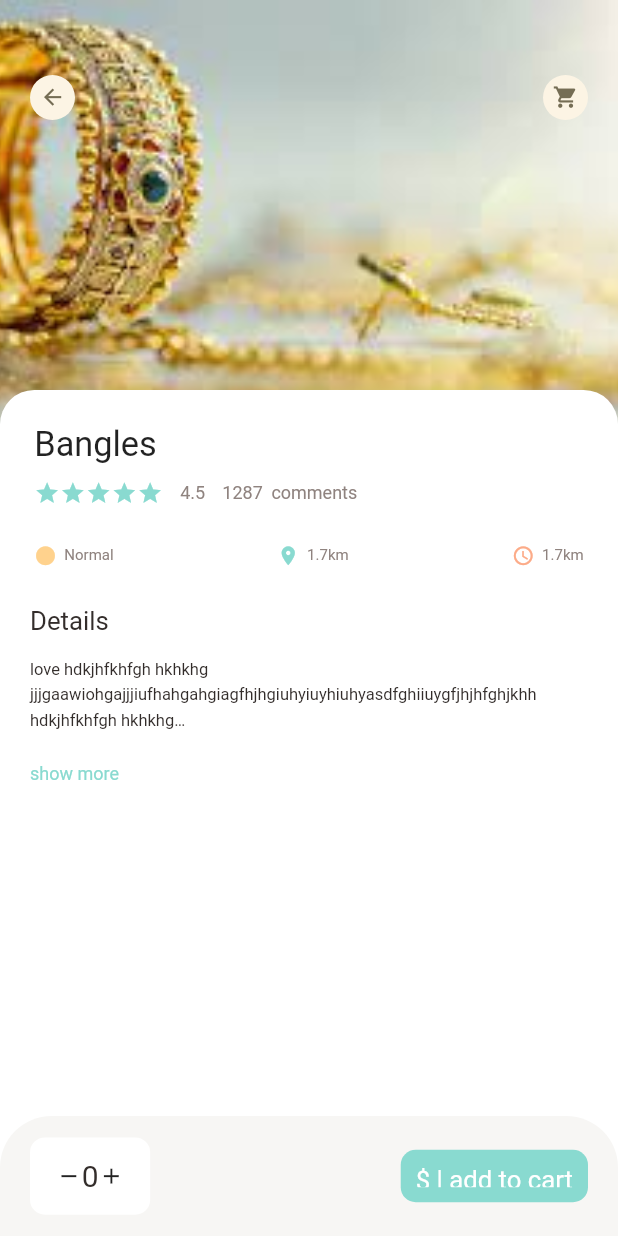
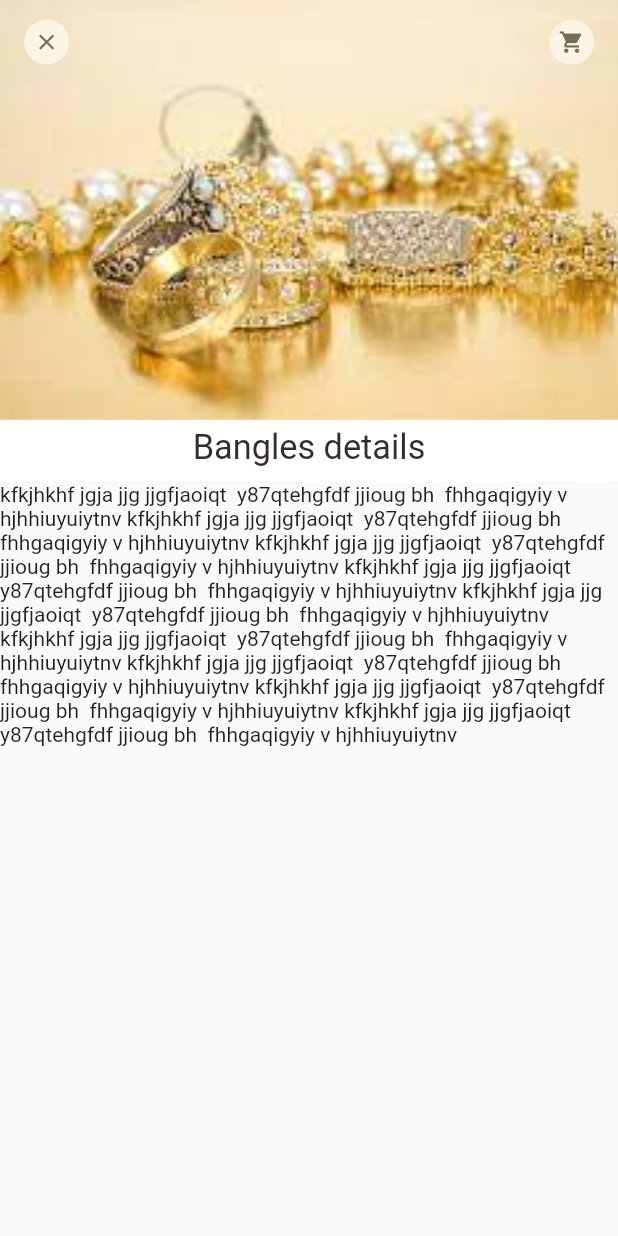
Before and after one commit to shisaj/ecommerce-new, a Flutter app: the screen it shows after launch, on a phone screen of 412 x 824 dp. Run offline on Flutter 3.47's test engine with Material 2 defaults, Android fonts, the light colour scheme and no system bars; drawn by our look-alikes of expandable_text; our stand-ins replace dots_indicator, flutter_screenutil.

Commit message:
slivers added

```diff
--- a/ecommerce_full/lib/main.dart
+++ b/ecommerce_full/lib/main.dart
@@ -1,5 +1,6 @@
 import 'package:ecommerce_full/home_page.dart';
 import 'package:ecommerce_full/pages/food_details.dart';
+import 'package:ecommerce_full/pages/recommended_food_detail.dart';
 import 'package:flutter/material.dart';
 import 'package:flutter_screenutil/flutter_screenutil.dart';
 
@@ -20,7 +21,7 @@ class MyApp extends StatelessWidget {
         theme: ThemeData(
           primarySwatch: Colors.blue,
         ),
-        home: const FoodDetails(),
+        home: const RecommendedFoodDetail(),
       ),
       designSize: const Size(360, 640),
     );
--- /dev/null
+++ b/ecommerce_full/lib/pages/recommended_food_detail.dart
@@ -0,0 +1,61 @@
+import 'package:ecommerce_full/app_fonts.dart';
+import 'package:ecommerce_full/bigtext.dart';
+import 'package:ecommerce_full/circle_icon_widget.dart';
+import 'package:flutter/material.dart';
+import 'package:flutter_screenutil/flutter_screenutil.dart';
+
+class RecommendedFoodDetail extends StatelessWidget {
+  const RecommendedFoodDetail({Key? key}) : super(key: key);
+
+  @override
+  Widget build(BuildContext context) {
+    return SafeArea(
+      child: Scaffold(
+        body: CustomScrollView(
+          physics: const BouncingScrollPhysics(
+              parent: AlwaysScrollableScrollPhysics()),
+          slivers: [
+            SliverAppBar(
+              title: Row(
+                mainAxisAlignment: MainAxisAlignment.spaceBetween,
+                children: [
+                  CircleIcon(icon: Icons.clear),
+                  CircleIcon(icon: Icons.shopping_cart)
+                ],
+              ),
+              bottom: PreferredSize(
+                preferredSize: const Size.fromHeight(20),
+                child: Container(
+                  padding: const EdgeInsets.only(top: 5, bottom: 10),
+                  width: double.maxFinite,
+                  color: Colors.white,
+                  child: Center(
+                    child: BigText(
+                      text: 'Bangles details',
+                      size: 20.sp,
+                    ),
+                  ),
+                ),
+              ),
+              elevation: 10,
+              pinned: true,
+              backgroundColor: Appcolors.yellowColor,
+              expandedHeight: 250.h,
+              flexibleSpace: FlexibleSpaceBar(
+                background: Image.asset(
+                  'assets/images/jewel1.jpg',
+                  width: double.maxFinite,
+                  fit: BoxFit.cover,
+                ),
+              ),
+            ),
+            const SliverToBoxAdapter(
+              child: Text(
+                  'kfkjhkhf jgja jjg jjgfjaoiqt  y87qtehgfdf jjioug bh  fhhgaqigyiy v hjhhiuyuiytnv kfkjhkhf jgja jjg jjgfjaoiqt  y87qtehgfdf jjioug bh  fhhgaqigyiy v hjhhiuyuiytnv kfkjhkhf jgja jjg jjgfjaoiqt  y87qtehgfdf jjioug bh  fhhgaqigyiy v hjhhiuyuiytnv kfkjhkhf jgja jjg jjgfjaoiqt  y87qtehgfdf jjioug bh  fhhgaqigyiy v hjhhiuyuiytnv kfkjhkhf jgja jjg jjgfjaoiqt  y87qtehgfdf jjioug bh  fhhgaqigyiy v hjhhiuyuiytnv kfkjhkhf jgja jjg jjgfjaoiqt  y87qtehgfdf jjioug bh  fhhgaqigyiy v hjhhiuyuiytnv kfkjhkhf jgja jjg jjgfjaoiqt  y87qtehgfdf jjioug bh  fhhgaqigyiy v hjhhiuyuiytnv kfkjhkhf jgja jjg jjgfjaoiqt  y87qtehgfdf jjioug bh  fhhgaqigyiy v hjhhiuyuiytnv kfkjhkhf jgja jjg jjgfjaoiqt  y87qtehgfdf jjioug bh  fhhgaqigyiy v hjhhiuyuiytnv '),
+            ),
+          ],
+        ),
+      ),
+    );
+  }
+}
```
